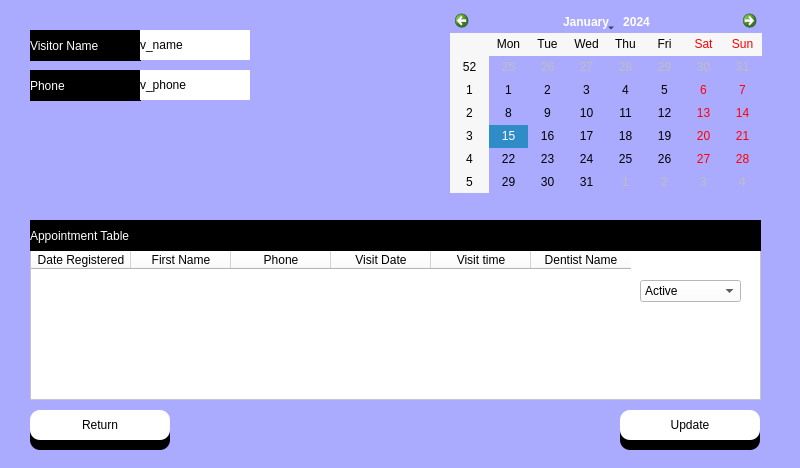
Old version of the form appointment_update.ui in the repository Fayadkhan8911/Medico-Desktop-App.
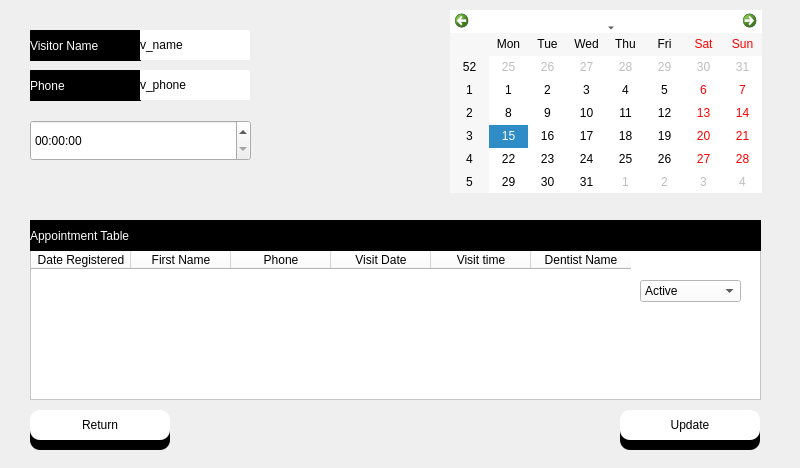
New version of the form. Icons and pictures are not drawn.

The edit to the form file:
```diff
--- a/appointment_update.ui
+++ b/appointment_update.ui
@@ -14,7 +14,7 @@
    <string>Dialog</string>
   </property>
   <property name="styleSheet">
-   <string notr="true">background-color: rgb(170, 170, 255);</string>
+   <string notr="true">background-color: rgba(170, 170, 255,.4);</string>
   </property>
   <widget class="QLabel" name="vname">
    <property name="geometry">
@@ -277,6 +277,9 @@
      <height>183</height>
     </rect>
    </property>
+   <property name="styleSheet">
+    <string notr="true">background-color: rgb(255, 255, 255);</string>
+   </property>
   </widget>
   <widget class="QPushButton" name="return_btn">
    <property name="geometry">
@@ -288,12 +291,19 @@
     </rect>
    </property>
    <property name="styleSheet">
-    <string notr="true">font: 12pt &quot;MS Shell Dlg 2&quot;;
+    <string notr="true">QPushButton{
+
+
+font:  14pt &quot;Segoe UI &quot;;
 background-color: rgb(255, 255, 255);
 border-top-left-radius:10px;
 border-bottom-left-radius:10px;
 border-top-right-radius:10px;
-border-bottom-right-radius:10px;</string>
+border-bottom-right-radius:10px;}
+QPushButton:hover{
+	background-color: rgb(161, 161, 161);
+	color: rgb(255, 255, 255);
+}</string>
    </property>
    <property name="text">
     <string>Return</string>
@@ -336,12 +346,19 @@
     </rect>
    </property>
    <property name="styleSheet">
-    <string notr="true">font: 12pt &quot;MS Shell Dlg 2&quot;;
+    <string notr="true">QPushButton{
+
+
+font:  14pt &quot;Segoe UI &quot;;
 background-color: rgb(255, 255, 255);
 border-top-left-radius:10px;
 border-bottom-left-radius:10px;
 border-top-right-radius:10px;
-border-bottom-right-radius:10px;</string>
+border-bottom-right-radius:10px;}
+QPushButton:hover{
+	background-color: rgb(161, 161, 161);
+	color: rgb(255, 255, 255);
+}</string>
    </property>
    <property name="text">
     <string>Update</string>
@@ -434,6 +451,20 @@
     <string>v_phone</string>
    </property>
   </widget>
+  <widget class="QTimeEdit" name="timeEdit">
+   <property name="geometry">
+    <rect>
+     <x>30</x>
+     <y>120</y>
+     <width>221</width>
+     <height>41</height>
+    </rect>
+   </property>
+   <property name="styleSheet">
+    <string notr="true">font: 12pt &quot;Segoe UI&quot;;
+background-color: rgba(255, 255, 255,.5);</string>
+   </property>
+  </widget>
   <zorder>label_7</zorder>
   <zorder>vname</zorder>
   <zorder>phone</zorder>
```
Left out of the diff: 1 changed line with no effect on the pictures.
